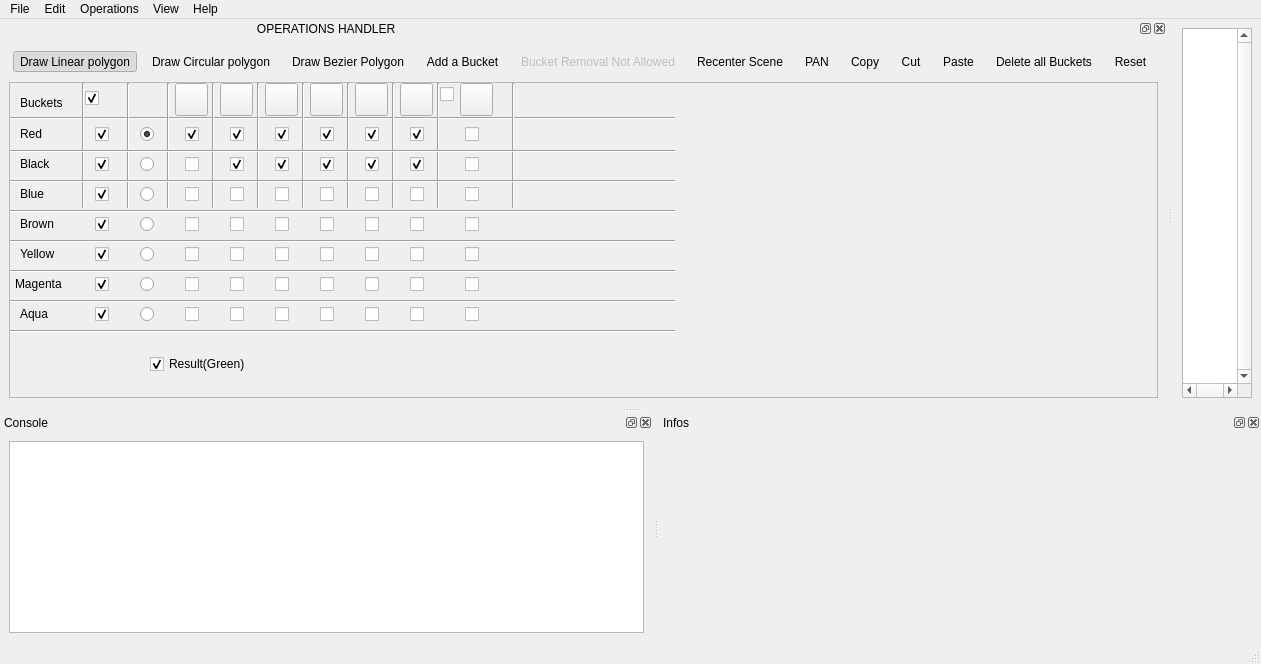
This is Boolean_set_operations_2/demo/Boolean_set_operations_2/UiFiles/Boolean_set_operations_2.ui in CGAL/cgal as Qt 5 draws it before an edit. The edited form follows.
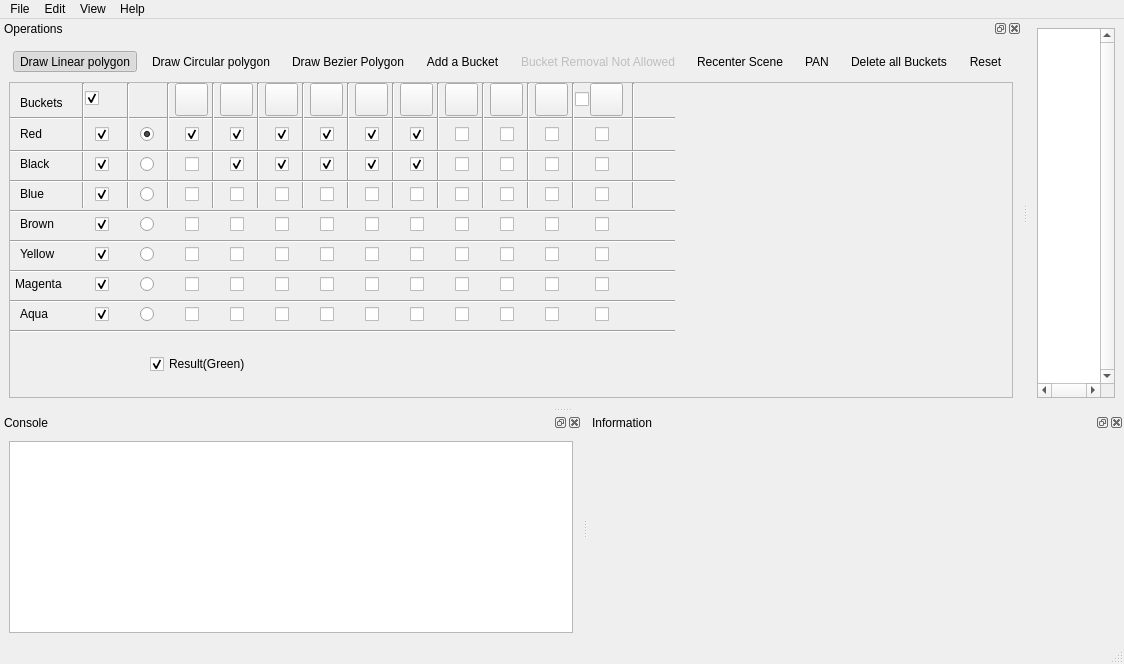
This is the edited form. Icons and pictures are not drawn.

Diff of the .ui file:
```diff
--- a/Boolean_set_operations_2/demo/Boolean_set_operations_2/UiFiles/Boolean_set_operations_2.ui
+++ b/Boolean_set_operations_2/demo/Boolean_set_operations_2/UiFiles/Boolean_set_operations_2.ui
@@ -70,7 +70,7 @@
      <addaction name="actionPaste"/>
      <addaction name="actionDeleteAll"/>
    </widget>
-   <widget class="QMenu" name="menuOperations">
+   <!-- <widget class="QMenu" name="menuOperations">
     <property name="title">
      <string>Operations</string>
     </property>
@@ -80,7 +80,7 @@
     <addaction name="separator"/>
     <addaction name="actionAddColor" />
     <addaction name="actionMinusColor" />
-   </widget>
+   </widget> -->
    <widget class="QMenu" name="menuView">
     <property name="title">
      <string>View</string>
@@ -135,7 +135,7 @@
   <widget class="QDockWidget" name="sceneDockWidget">
    <property name="minimumSize" >
     <size>
-      <width>510</width>
+      <width>635</width>
       <height>200</height>
     </size>
    </property>
@@ -152,7 +152,7 @@
     <set>Qt::BottomDockWidgetArea</set>
    </property>
    <property name="windowTitle">
-    <string>                                                                            OPERATIONS HANDLER</string>
+    <string>Operations</string>
    </property>
    <attribute name="dockWidgetArea">
     <number>1</number>
@@ -243,7 +243,7 @@
            <addaction name="actionPAN"/>
           </widget>
         </item>
-        <item>
+        <!-- <item>
           <widget class="QToolBar" name="OperationsToolBar3">
            <attribute name="toolBarArea" >
             <enum>TopToolBarArea</enum>
@@ -275,7 +275,7 @@
            </attribute>
            <addaction name="actionPaste"/>
           </widget>
-        </item>
+        </item> -->
         <item>
           <widget class="QToolBar" name="OperationsToolBar32">
            <attribute name="toolBarArea" >
@@ -1424,10 +1424,388 @@
               <bool>false</bool>
              </property>
             </widget>
+
+            <widget class="QCheckBox" name="copyBlue">
+             <property name="geometry">
+              <rect>
+               <x>445</x>
+               <y>40</y>
+               <width>101</width>
+               <height>22</height>
+              </rect>
+             </property>
+             <property name="text">
+              <string></string>
+             </property>
+             <property name="checked">
+              <bool>false</bool>
+             </property>
+            </widget>
+            <widget class="QCheckBox" name="copyRed">
+             <property name="geometry">
+              <rect>
+               <x>445</x>
+               <y>70</y>
+               <width>101</width>
+               <height>22</height>
+              </rect>
+             </property>
+             <property name="text">
+              <string></string>
+             </property>
+             <property name="checked">
+              <bool>false</bool>
+             </property>
+            </widget>
+            <widget class="QCheckBox" name="copyBlack">
+             <property name="geometry">
+              <rect>
+               <x>445</x>
+               <y>100</y>
+               <width>101</width>
+               <height>22</height>
+              </rect>
+             </property>
+             <property name="text">
+              <string></string>
+             </property>
+             <property name="checked">
+              <bool>false</bool>
+             </property>
+            </widget>
+            <widget class="QCheckBox" name="copyBrown">
+              <property name="Visible">
+                <bool>false</bool>
+              </property>
+             <property name="geometry">
+              <rect>
+               <x>445</x>
+               <y>130</y>
+               <width>101</width>
+               <height>22</height>
+              </rect>
+             </property>
+             <property name="text">
+              <string></string>
+             </property>
+             <property name="checked">
+              <bool>false</bool>
+             </property>
+            </widget>
+            <widget class="QCheckBox" name="copyYellow">
+              <property name="Visible">
+                <bool>false</bool>
+              </property>
+             <property name="geometry">
+              <rect>
+               <x>445</x>
+               <y>160</y>
+               <width>101</width>
+               <height>22</height>
+              </rect>
+             </property>
+             <property name="text">
+              <string></string>
+             </property>
+             <property name="checked">
+              <bool>false</bool>
+             </property>
+            </widget>
+            <widget class="QCheckBox" name="copyMagenta">
+              <property name="Visible">
+                <bool>false</bool>
+              </property>
+             <property name="geometry">
+              <rect>
+               <x>445</x>
+               <y>190</y>
+               <width>101</width>
+               <height>22</height>
+              </rect>
+             </property>
+             <property name="text">
+              <string></string>
+             </property>
+             <property name="checked">
+              <bool>false</bool>
+             </property>
+            </widget>
+            <widget class="QCheckBox" name="copyAqua">
+              <property name="Visible">
+                <bool>false</bool>
+              </property>
+             <property name="geometry">
+              <rect>
+               <x>445</x>
+               <y>220</y>
+               <width>101</width>
+               <height>22</height>
+              </rect>
+             </property>
+             <property name="text">
+              <string></string>
+             </property>
+             <property name="checked">
+              <bool>false</bool>
+             </property>
+            </widget>
+
+
+            <widget class="QCheckBox" name="moveBlue">
+             <property name="geometry">
+              <rect>
+               <x>490</x>
+               <y>40</y>
+               <width>101</width>
+               <height>22</height>
+              </rect>
+             </property>
+             <property name="text">
+              <string></string>
+             </property>
+             <property name="checked">
+              <bool>false</bool>
+             </property>
+            </widget>
+            <widget class="QCheckBox" name="moveRed">
+             <property name="geometry">
+              <rect>
+               <x>490</x>
+               <y>70</y>
+               <width>101</width>
+               <height>22</height>
+              </rect>
+             </property>
+             <property name="text">
+              <string></string>
+             </property>
+             <property name="checked">
+              <bool>false</bool>
+             </property>
+            </widget>
+            <widget class="QCheckBox" name="moveBlack">
+             <property name="geometry">
+              <rect>
+               <x>490</x>
+               <y>100</y>
+               <width>101</width>
+               <height>22</height>
+              </rect>
+             </property>
+             <property name="text">
+              <string></string>
+             </property>
+             <property name="checked">
+              <bool>false</bool>
+             </property>
+            </widget>
+            <widget class="QCheckBox" name="moveBrown">
+              <property name="Visible">
+                <bool>false</bool>
+              </property>
+             <property name="geometry">
+              <rect>
+               <x>490</x>
+               <y>130</y>
+               <width>101</width>
+               <height>22</height>
+              </rect>
+             </property>
+             <property name="text">
+              <string></string>
+             </property>
+             <property name="checked">
+              <bool>false</bool>
+             </property>
+            </widget>
+            <widget class="QCheckBox" name="moveYellow">
+              <property name="Visible">
+                <bool>false</bool>
+              </property>
+             <property name="geometry">
+              <rect>
+               <x>490</x>
+               <y>160</y>
+               <width>101</width>
+               <height>22</height>
+              </rect>
+             </property>
+             <property name="text">
+              <string></string>
+             </property>
+             <property name="checked">
+              <bool>false</bool>
+             </property>
+            </widget>
+            <widget class="QCheckBox" name="moveMagenta">
+              <property name="Visible">
+                <bool>false</bool>
+              </property>
+             <property name="geometry">
+              <rect>
+               <x>490</x>
+               <y>190</y>
+               <width>101</width>
+               <height>22</height>
+              </rect>
+             </property>
+             <property name="text">
+              <string></string>
+             </property>
+             <property name="checked">
+              <bool>false</bool>
+             </property>
+            </widget>
+            <widget class="QCheckBox" name="moveAqua">
+              <property name="Visible">
+                <bool>false</bool>
+              </property>
+             <property name="geometry">
+              <rect>
+               <x>490</x>
+               <y>220</y>
+               <width>101</width>
+               <height>22</height>
+              </rect>
+             </property>
+             <property name="text">
+              <string></string>
+             </property>
+             <property name="checked">
+              <bool>false</bool>
+             </property>
+            </widget>
+
+
+            <widget class="QCheckBox" name="pasteBlue">
+             <property name="geometry">
+              <rect>
+               <x>535</x>
+               <y>40</y>
+               <width>101</width>
+               <height>22</height>
+              </rect>
+             </property>
+             <property name="text">
+              <string></string>
+             </property>
+             <property name="checked">
+              <bool>false</bool>
+             </property>
+            </widget>
+            <widget class="QCheckBox" name="pasteRed">
+             <property name="geometry">
+              <rect>
+               <x>535</x>
+               <y>70</y>
+               <width>101</width>
+               <height>22</height>
+              </rect>
+             </property>
+             <property name="text">
+              <string></string>
+             </property>
+             <property name="checked">
+              <bool>false</bool>
+             </property>
+            </widget>
+            <widget class="QCheckBox" name="pasteBlack">
+             <property name="geometry">
+              <rect>
+               <x>535</x>
+               <y>100</y>
+               <width>101</width>
+               <height>22</height>
+              </rect>
+             </property>
+             <property name="text">
+              <string></string>
+             </property>
+             <property name="checked">
+              <bool>false</bool>
+             </property>
+            </widget>
+            <widget class="QCheckBox" name="pasteBrown">
+              <property name="Visible">
+                <bool>false</bool>
+              </property>
+             <property name="geometry">
+              <rect>
+               <x>535</x>
+               <y>130</y>
+               <width>101</width>
+               <height>22</height>
+              </rect>
+             </property>
+             <property name="text">
+              <string></string>
+             </property>
+             <property name="checked">
+              <bool>false</bool>
+             </property>
+            </widget>
+            <widget class="QCheckBox" name="pasteYellow">
+              <property name="Visible">
+                <bool>false</bool>
+              </property>
+             <property name="geometry">
+              <rect>
+               <x>535</x>
+               <y>160</y>
+               <width>101</width>
+               <height>22</height>
+              </rect>
+             </property>
+             <property name="text">
+              <string></string>
+             </property>
+             <property name="checked">
+              <bool>false</bool>
+             </property>
+            </widget>
+            <widget class="QCheckBox" name="pasteMagenta">
+              <property name="Visible">
+                <bool>false</bool>
+              </property>
+             <property name="geometry">
+              <rect>
+               <x>535</x>
+               <y>190</y>
+               <width>101</width>
+               <height>22</height>
+              </rect>
+             </property>
+             <property name="text">
+              <string></string>
+             </property>
+             <property name="checked">
+              <bool>false</bool>
+             </property>
+            </widget>
+            <widget class="QCheckBox" name="pasteAqua">
+              <property name="Visible">
+                <bool>false</bool>
+              </property>
+             <property name="geometry">
+              <rect>
+               <x>535</x>
+               <y>220</y>
+               <width>101</width>
+               <height>22</height>
+              </rect>
+             </property>
+             <property name="text">
+              <string></string>
+             </property>
+             <property name="checked">
+              <bool>false</bool>
+             </property>
+            </widget>
+
             <widget class="QCheckBox" name="clearBlue">
              <property name="geometry">
               <rect>
-               <x>455</x>
+               <x>585</x>
                <y>40</y>
                <width>101</width>
                <height>22</height>
@@ -1443,7 +1821,7 @@
             <widget class="QCheckBox" name="clearRed">
              <property name="geometry">
               <rect>
-               <x>455</x>
+               <x>585</x>
                <y>70</y>
                <width>101</width>
                <height>22</height>
@@ -1459,7 +1837,7 @@
             <widget class="QCheckBox" name="clearBlack">
              <property name="geometry">
               <rect>
-               <x>455</x>
+               <x>585</x>
                <y>100</y>
                <width>101</width>
                <height>22</height>
@@ -1478,7 +1856,7 @@
               </property>
              <property name="geometry">
               <rect>
-               <x>455</x>
+               <x>585</x>
                <y>130</y>
                <width>101</width>
                <height>22</height>
@@ -1497,7 +1875,7 @@
               </property>
              <property name="geometry">
               <rect>
-               <x>455</x>
+               <x>585</x>
                <y>160</y>
                <width>101</width>
                <height>22</height>
@@ -1516,7 +1894,7 @@
               </property>
              <property name="geometry">
               <rect>
-               <x>455</x>
+               <x>585</x>
                <y>190</y>
                <width>101</width>
                <height>22</height>
@@ -1535,7 +1913,7 @@
               </property>
              <property name="geometry">
               <rect>
-               <x>455</x>
+               <x>585</x>
                <y>220</y>
                <width>101</width>
                <height>22</height>
@@ -1687,10 +2065,58 @@
                <enum>Qt::Vertical</enum>
               </property>
             </widget>
+            <widget class="Line" name="line061">
+              <property name="Visible">
+                <bool>true</bool>
+              </property>
+              <property name="geometry">
+                <rect>
+                <x>470</x>
+                <y>0</y>
+                <width>7</width>
+                <height>125</height>
+                </rect>
+              </property>
+              <property name="orientation">
+               <enum>Qt::Vertical</enum>
+              </property>
+            </widget>
+            <widget class="Line" name="line062">
+              <property name="Visible">
+                <bool>true</bool>
+              </property>
+              <property name="geometry">
+                <rect>
+                <x>515</x>
+                <y>0</y>
+                <width>7</width>
+                <height>125</height>
+                </rect>
+              </property>
+              <property name="orientation">
+               <enum>Qt::Vertical</enum>
+              </property>
+            </widget>
+            <widget class="Line" name="line063">
+              <property name="Visible">
+                <bool>true</bool>
+              </property>
+              <property name="geometry">
+                <rect>
+                <x>560</x>
+                <y>0</y>
+                <width>7</width>
+                <height>125</height>
+                </rect>
+              </property>
+              <property name="orientation">
+               <enum>Qt::Vertical</enum>
+              </property>
+            </widget>
             <widget class="Line" name="line006">
               <property name="geometry">
                 <rect>
-                <x>500</x>
+                <x>620</x>
                 <y>0</y>
                 <width>7</width>
                 <height>125</height>
@@ -2175,11 +2601,116 @@
               <string>Ctrl+M</string>
              </property>
             </widget>
+            <widget class="QToolButton" name="actionCopyH">
+              <property name="geometry">
+                <rect>
+                  <x>435</x>
+                  <y>0</y>
+                  <width>33</width>
+                  <height>33</height>  
+                </rect>
+              </property>
+              <property name="IconSize">
+                <size>
+                  <width>27</width>
+                  <height>25</height>
+                </size>
+              </property>
+              <property name="sizePolicy" >
+               <sizepolicy vsizetype="Fixed" hsizetype="Preferred" >
+                <horstretch>0</horstretch>
+                <verstretch>0</verstretch>
+               </sizepolicy>
+              </property>
+             <property name="checkable" >
+              <bool>true</bool>
+             </property>
+             <property name="icon">
+              <iconset resource="Boolean_operations_2.qrc">
+               <normaloff>:/cgal/icons/resources/copy.png</normaloff>:/cgal/icons/resources/copy.png</iconset>
+             </property>
+             <property name="toolTip">
+              <string>Copy</string>
+             </property>
+             <property name="shortcut">
+              <string>Ctrl+Shift+C</string>
+             </property>
+            </widget>
+            <widget class="QToolButton" name="actionMoveH">
+              <property name="geometry">
+                <rect>
+                  <x>480</x>
+                  <y>0</y>
+                  <width>33</width>
+                  <height>33</height>  
+                </rect>
+              </property>
+              <property name="IconSize">
+                <size>
+                  <width>27</width>
+                  <height>25</height>
+                </size>
+              </property>
+              <property name="sizePolicy" >
+               <sizepolicy vsizetype="Fixed" hsizetype="Preferred" >
+                <horstretch>0</horstretch>
+                <verstretch>0</verstretch>
+               </sizepolicy>
+              </property>
+             <property name="checkable" >
+              <bool>true</bool>
+             </property>
+             <property name="icon">
+              <iconset resource="Boolean_operations_2.qrc">
+               <normaloff>:/cgal/icons/resources/move.png</normaloff>:/cgal/icons/resources/move.png</iconset>
+             </property>
+             <property name="toolTip">
+              <string>Move</string>
+             </property>
+             <property name="shortcut">
+              <string>Ctrl+Shift+M</string>
+             </property>
+            </widget>
+            <widget class="QToolButton" name="actionPasteH">
+              <property name="geometry">
+                <rect>
+                  <x>525</x>
+                  <y>0</y>
+                  <width>33</width>
+                  <height>33</height>  
+                </rect>
+              </property>
+              <property name="IconSize">
+                <size>
+                  <width>27</width>
+                  <height>25</height>
+                </size>
+              </property>
+              <property name="sizePolicy" >
+               <sizepolicy vsizetype="Fixed" hsizetype="Preferred" >
+                <horstretch>0</horstretch>
+                <verstretch>0</verstretch>
+               </sizepolicy>
+              </property>
+             <property name="checkable" >
+              <bool>true</bool>
+             </property>
+             <property name="icon">
+              <iconset resource="Boolean_operations_2.qrc">
+               <normaloff>:/cgal/icons/resources/paste.png</normaloff>:/cgal/icons/resources/paste.png</iconset>
+             </property>
+             <property name="toolTip">
+              <string>Paste</string>
+             </property>
+             <property name="shortcut">
+              <string>Ctrl+Shift+P</string>
+             </property>
+            </widget>
             <widget class="QCheckBox" name="showClear">
              <property name="geometry">
               <rect>
-               <x>430</x>
-               <y>0</y>
+               <x>565</x>
+               <y>5</y>
                <width>140</width>
                <height>22</height>  
               </rect>
@@ -2200,7 +2731,7 @@
             <widget class="QToolButton" name="actionClearH">
               <property name="geometry">
                 <rect>
-                  <x>450</x>
+                  <x>580</x>
                   <y>0</y>
                   <width>33</width>
                   <height>33</height>  
@@ -2280,7 +2811,7 @@
     <set>Qt::LeftDockWidgetArea|Qt::BottomDockWidgetArea</set>
    </property>
    <property name="windowTitle">
-    <string>Infos</string>
+    <string>Information</string>
    </property>
    <attribute name="dockWidgetArea">
     <number>8</number>
@@ -2366,7 +2897,7 @@
     <string>Ctrl+L</string>
    </property>
   </action>
-  <action name="actionCopy">
+  <!-- <action name="actionCopy">
    <property name="checkable" >
     <bool>true</bool>
    </property> 
@@ -2410,7 +2941,7 @@
    <property name="shortcut">
     <string>Ctrl+Shift+P</string>
    </property>
-  </action>
+  </action> -->
   <action name="actionRecenter">
    <property name="icon">
     <iconset resource="Boolean_operations_2.qrc">
```
Left out of the diff: 18 changed lines with no effect on the pictures.
